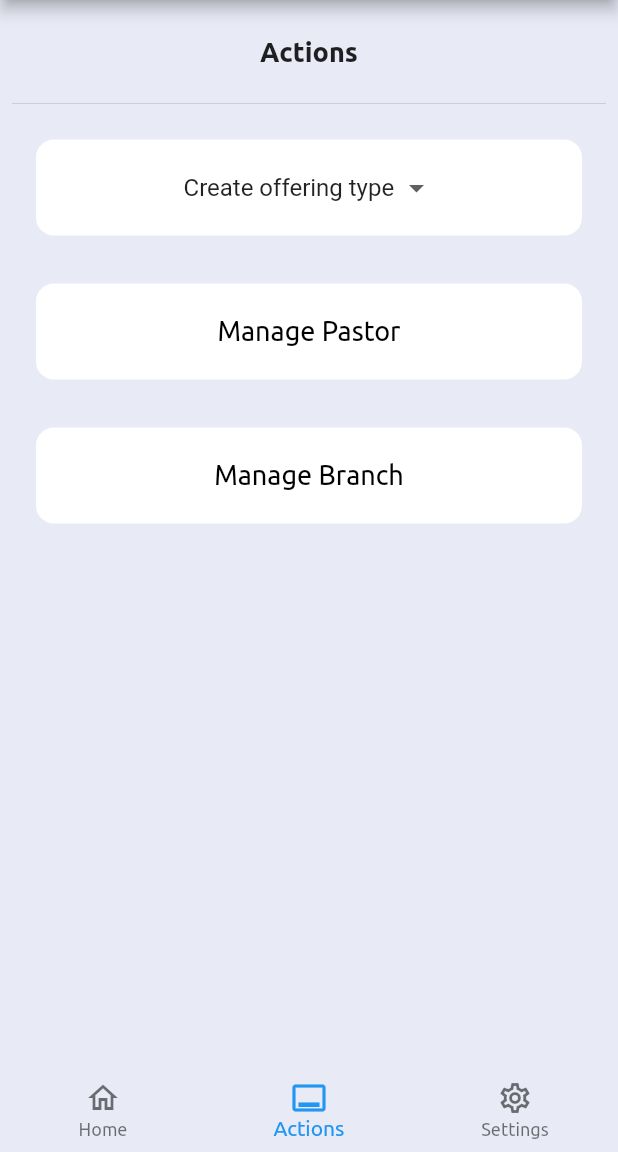
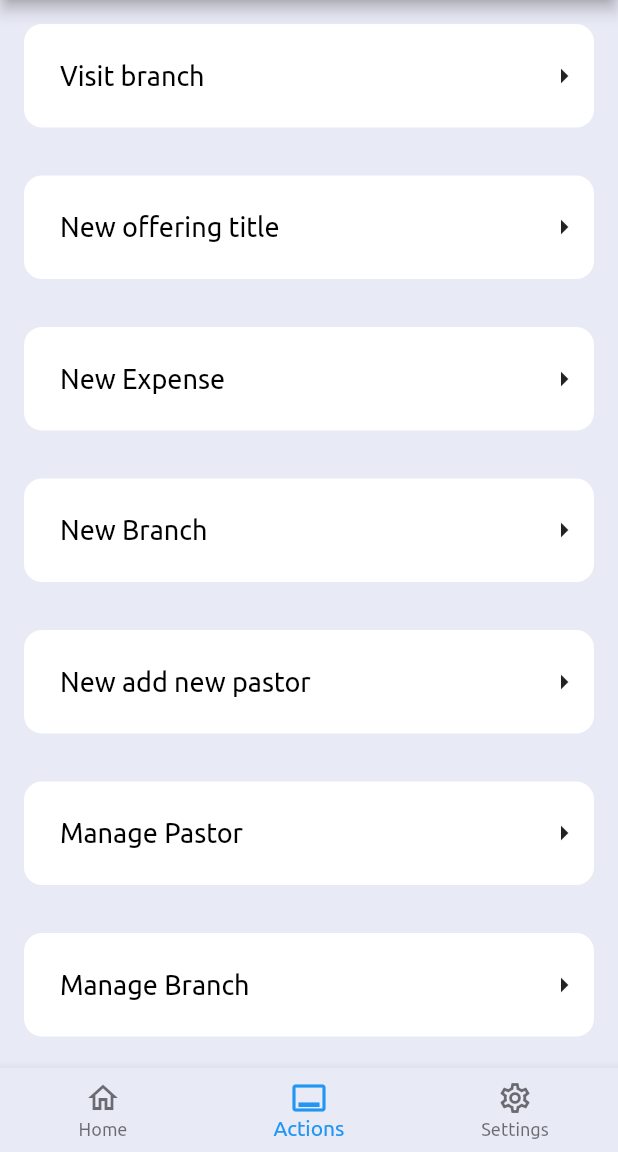
Before and after one commit to DeleMike/smart-church, a Flutter app: the TabScreen screen opened by its route, item 2 of the bottom bar chosen, after a tap on "Manage Pastor", on a phone screen of 412 x 824 dp, the part 84-1236 px from its top. Run offline on Flutter 3.47's test engine with Material 2 defaults, Android fonts, the phone set to English and light mode, and no system bars; our stand-ins replace syncfusion_flutter_charts.

Commit message:
build action screens, remove padding from parent

```diff
--- a/lib/screens/actions_screen.dart
+++ b/lib/screens/actions_screen.dart
@@ -20,69 +20,52 @@ class _ActionsScreenState extends State<ActionsScreen> {
     return DropdownMenuItem<String>(value: val, child: Text(val));
   }).toList();
 
-  @override
-  Widget build(BuildContext context) {
-    return Padding(
-      padding: const EdgeInsets.all(8.0),
-      child: Column(
-        crossAxisAlignment: CrossAxisAlignment.stretch,
-        children: [
-          Container(
-            margin: EdgeInsets.all(8.0),
-            padding: EdgeInsets.all(8.0),
-            child: Align(
-              child: Text(
-                'Actions',
-                style: Theme.of(context).textTheme.headline5,
-              ),
-            ),
-          ),
-          Divider(),
-          Container(
+  Widget _buildActionWidget(String action, Function func) {
+    return InkWell(
+      onTap: func,
+      splashColor: Colors.black26,
+      highlightColor: Colors.indigo[100],
+      child: Container(
         margin: EdgeInsets.all(16.0),
         padding: EdgeInsets.all(8.0),
         decoration: BoxDecoration(
           borderRadius: BorderRadius.circular(12),
           color: Colors.white,
         ),
-            child: Align(
-              child: DropdownButton(
-                underline: Container(),
-                value: _selectedFunction,
-                onChanged: (newVal) {
-                  setState(() {
-                    _selectedFunction = newVal;
-                  });
-                },
-                items: _functionsDropdownMenuItems,
+        child: Row(
+          mainAxisAlignment: MainAxisAlignment.spaceBetween,
+          children: [
+            Padding(
+              padding: const EdgeInsets.all(16.0),
+              child: Text(
+                action,
+                style: Theme.of(context).textTheme.headline1,
               ),
             ),
+            Icon(
+              Icons.arrow_right,
             ),
-
-          Container(
-            margin: EdgeInsets.all(16.0),
-            padding: EdgeInsets.all(8.0),
-            decoration: BoxDecoration(
-              borderRadius: BorderRadius.circular(12),
-              color: Colors.white,
-            ),
-            child: FlatButton(
-              onPressed: () {},
-              child: Text('Manage Pastor', style: Theme.of(context).textTheme.headline1),
+          ],
         ),
       ),
-          Container(
-            margin: EdgeInsets.all(16.0),
-            padding: EdgeInsets.all(8.0),
-            decoration: BoxDecoration(
-              borderRadius: BorderRadius.circular(12),
-              color: Colors.white,
-            ),
-            child: FlatButton(
-              onPressed: () {},
-              child: Text('Manage Branch', style: Theme.of(context).textTheme.headline1),
-            ),
-          ),
+    );
+  }
+
+  @override
+  Widget build(BuildContext context) {
+    return SingleChildScrollView(
+      child: Column(
+        crossAxisAlignment: CrossAxisAlignment.stretch,
+        children: [
+          _buildActionWidget('Visit branch', () {
+            print('visit branch');
+          }),
+          _buildActionWidget('New offering title', () {}),
+          _buildActionWidget('New Expense', () {}),
+          _buildActionWidget('New Branch', () {}),
+          _buildActionWidget('New add new pastor', () {}),
+          _buildActionWidget('Manage Pastor', () {}),
+          _buildActionWidget('Manage Branch', () {}),
         ],
       ),
     );
--- a/lib/screens/home_screen.dart
+++ b/lib/screens/home_screen.dart
@@ -7,9 +7,7 @@ class HomeScreen extends StatelessWidget {
   @override
   Widget build(BuildContext context) {
     return Scaffold(
-      body: Container(
-        margin: const EdgeInsets.all(8.0),
-        child: SingleChildScrollView(
+      body: SingleChildScrollView(
                 child: Column(
           mainAxisSize: MainAxisSize.min,
           children: [
@@ -40,7 +38,6 @@ class HomeScreen extends StatelessWidget {
           ],
         ),
       ),
-      ),
     );
   }
 }
--- a/lib/screens/tab_screen.dart
+++ b/lib/screens/tab_screen.dart
@@ -49,7 +49,7 @@ class _TabScreenState extends State<TabScreen> {
       bottomNavigationBar: BottomNavigationBar(
         onTap: _selectPage,
         currentIndex: _selectedPageIndex,
-        elevation: 0,
+        elevation: 7,
         items: [
           BottomNavigationBarItem(
             backgroundColor: Theme.of(context).primaryColor,
```
Lines whose indentation alone changed are shown as unchanged.
